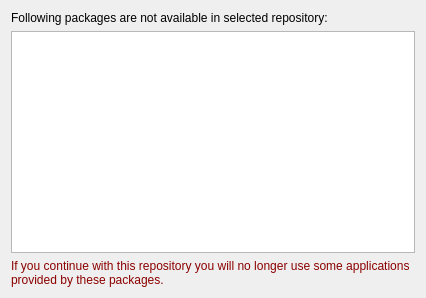
Qt form playground/gokmen/um/ui/ui_screen_3.ui (pars-linux/uludag) before a commit.
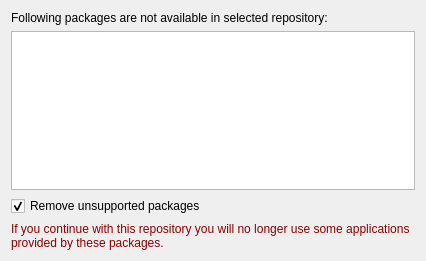
The same form after that commit.

Commit message: - Do not reinstall all packages in Force List - Create a shiny upgrade-manager banner - Logging added - TODO Updated

What changed in the file:
```diff
--- a/playground/gokmen/um/ui/ui_screen_3.ui
+++ b/playground/gokmen/um/ui/ui_screen_3.ui
@@ -7,7 +7,7 @@
     <x>0</x>
     <y>0</y>
     <width>426</width>
-    <height>298</height>
+    <height>261</height>
    </rect>
   </property>
   <property name="windowTitle">
@@ -36,7 +36,7 @@
       <item row="1" column="0">
        <widget class="QListWidget" name="package_list"/>
       </item>
-      <item row="2" column="0">
+      <item row="3" column="0">
        <widget class="QLabel" name="label_2">
         <property name="styleSheet">
          <string notr="true">color:darkred;</string>
@@ -52,6 +52,16 @@
         </property>
        </widget>
       </item>
+      <item row="2" column="0">
+       <widget class="QCheckBox" name="remove_packages">
+        <property name="text">
+         <string>Remove unsupported packages</string>
+        </property>
+        <property name="checked">
+         <bool>true</bool>
+        </property>
+       </widget>
+      </item>
      </layout>
     </widget>
    </item>
```
The commit also changes 5 other files.
